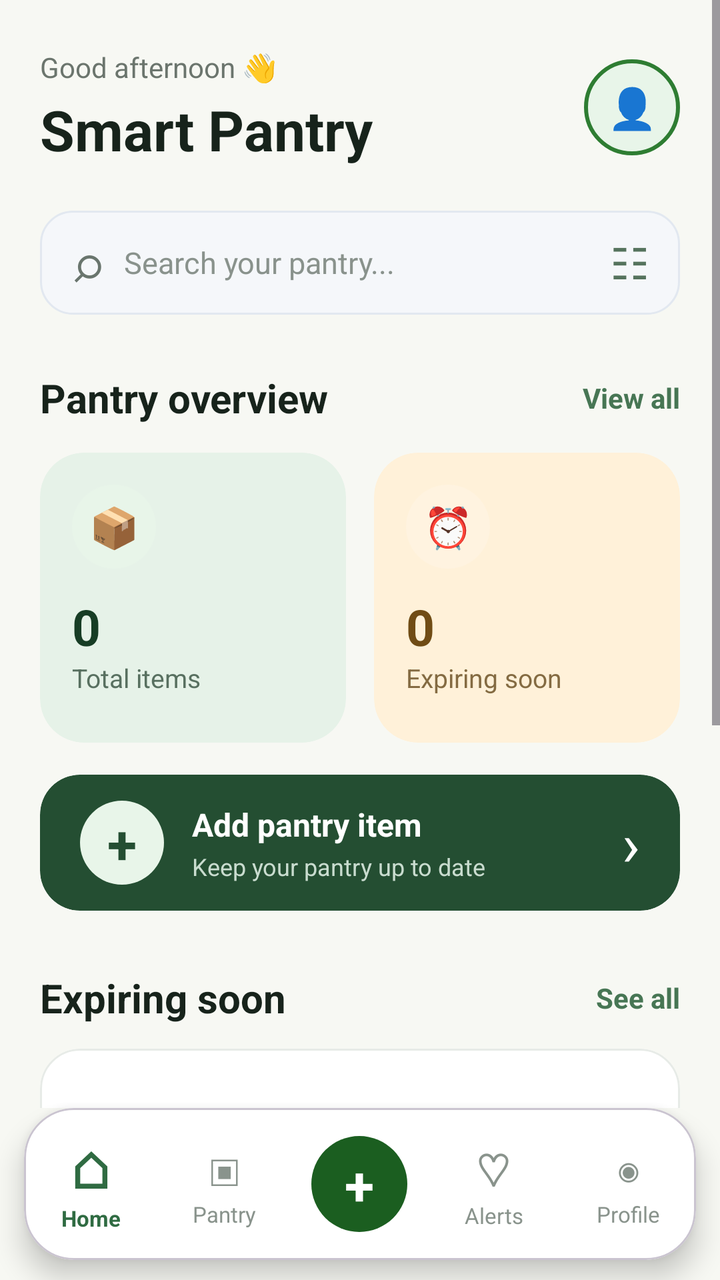
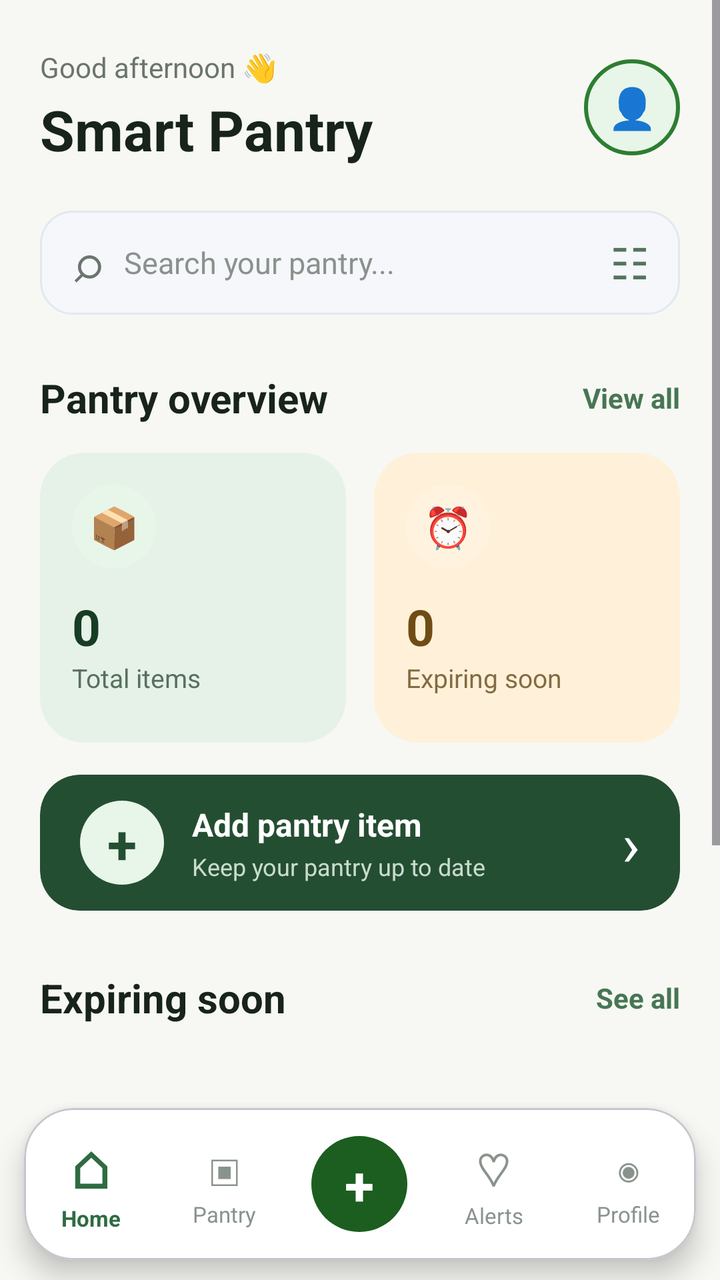

An Android layout rendered at two revisions. The XML below is the earlier revision; the diff shows what the commit changed to produce the second picture.
<!-- AndroidManifest.xml: application theme Theme.SmartPantryManager -->
<!-- res/layout/activity_main.xml -->
<?xml version="1.0" encoding="utf-8"?>
<androidx.constraintlayout.widget.ConstraintLayout
    xmlns:android="http://schemas.android.com/apk/res/android"
    xmlns:app="http://schemas.android.com/apk/res-auto"
    xmlns:tools="http://schemas.android.com/tools"
    android:id="@+id/main"
    android:layout_width="match_parent"
    android:layout_height="match_parent"
    android:background="#F7F8F3"
    tools:context=".MainActivity">

    
    <ScrollView
        android:id="@+id/dashboardScroll"
        android:layout_width="0dp"
        android:layout_height="0dp"
        android:fillViewport="true"
        android:overScrollMode="never"
        app:layout_constraintTop_toTopOf="parent"
        app:layout_constraintBottom_toTopOf="@+id/bottomNavigation"
        app:layout_constraintStart_toStartOf="parent"
        app:layout_constraintEnd_toEndOf="parent">

        <LinearLayout
            android:layout_width="match_parent"
            android:layout_height="wrap_content"
            android:orientation="vertical"
            android:paddingStart="20dp"
            android:paddingEnd="20dp"
            android:paddingTop="24dp"
            android:paddingBottom="28dp">

            
            <LinearLayout
                android:layout_width="match_parent"
                android:layout_height="wrap_content"
                android:gravity="center_vertical"
                android:orientation="horizontal">

                <LinearLayout
                    android:layout_width="0dp"
                    android:layout_height="wrap_content"
                    android:layout_weight="1"
                    android:orientation="vertical">

                    <TextView
                        android:layout_width="wrap_content"
                        android:layout_height="wrap_content"
                        android:text="Good afternoon 👋"
                        android:textColor="#6B756D"
                        android:textSize="14sp" />

                    <TextView
                        android:layout_width="wrap_content"
                        android:layout_height="wrap_content"
                        android:layout_marginTop="3dp"
                        android:text="Smart Pantry"
                        android:textColor="#17231B"
                        android:textSize="28sp"
                        android:textStyle="bold" />

                </LinearLayout>

                
                <TextView
                    android:layout_width="48dp"
                    android:layout_height="48dp"
                    android:background="@drawable/profile_circle"
                    android:gravity="center"
                    android:text="👤"
                    android:textSize="20sp" />

            </LinearLayout>


            
            <LinearLayout
                android:layout_width="match_parent"
                android:layout_height="52dp"
                android:layout_marginTop="22dp"
                android:background="@drawable/search_background"
                android:gravity="center_vertical"
                android:orientation="horizontal"
                android:paddingStart="16dp"
                android:paddingEnd="16dp">

                <TextView
                    android:layout_width="wrap_content"
                    android:layout_height="wrap_content"
                    android:text="⌕"
                    android:textColor="#69756D"
                    android:textSize="25sp" />

                <TextView
                    android:layout_width="0dp"
                    android:layout_height="wrap_content"
                    android:layout_marginStart="10dp"
                    android:layout_weight="1"
                    android:text="Search your pantry..."
                    android:textColor="#89928C"
                    android:textSize="15sp" />

                <TextView
                    android:layout_width="wrap_content"
                    android:layout_height="wrap_content"
                    android:text="☷"
                    android:textColor="#55735D"
                    android:textSize="22sp" />

            </LinearLayout>


            
            <LinearLayout
                android:layout_width="match_parent"
                android:layout_height="wrap_content"
                android:layout_marginTop="28dp"
                android:gravity="center_vertical"
                android:orientation="horizontal">

                <TextView
                    android:layout_width="0dp"
                    android:layout_height="wrap_content"
                    android:layout_weight="1"
                    android:text="Pantry overview"
                    android:textColor="#17231B"
                    android:textSize="20sp"
                    android:textStyle="bold" />

                <TextView
                    android:layout_width="wrap_content"
                    android:layout_height="wrap_content"
                    android:text="View all"
                    android:textColor="#477654"
                    android:textSize="14sp"
                    android:textStyle="bold" />

            </LinearLayout>


            
            <LinearLayout
                android:layout_width="match_parent"
                android:layout_height="wrap_content"
                android:layout_marginTop="14dp"
                android:orientation="horizontal">

                
                <com.google.android.material.card.MaterialCardView
                    android:id="@+id/inventoryCard"
                    android:layout_width="0dp"
                    android:layout_height="145dp"
                    android:layout_marginEnd="7dp"
                    android:layout_weight="1"
                    app:cardBackgroundColor="#E6F2E8"
                    app:cardCornerRadius="22dp"
                    app:cardElevation="0dp"
                    app:strokeWidth="0dp">

                    <LinearLayout
                        android:layout_width="match_parent"
                        android:layout_height="match_parent"
                        android:orientation="vertical"
                        android:padding="16dp">

                        <TextView
                            android:layout_width="42dp"
                            android:layout_height="42dp"
                            android:background="@drawable/icon_circle_green"
                            android:gravity="center"
                            android:text="📦"
                            android:textSize="20sp" />

                        <TextView
                            android:id="@+id/totalItemsCount"
                            android:layout_width="wrap_content"
                            android:layout_height="wrap_content"
                            android:layout_marginTop="12dp"
                            android:text="0"
                            android:textColor="#173D25"
                            android:textSize="25sp"
                            android:textStyle="bold" />

                        <TextView
                            android:layout_width="wrap_content"
                            android:layout_height="wrap_content"
                            android:text="Total items"
                            android:textColor="#587060"
                            android:textSize="13sp" />

                    </LinearLayout>

                </com.google.android.material.card.MaterialCardView>


                
                <com.google.android.material.card.MaterialCardView
                    android:layout_width="0dp"
                    android:layout_height="145dp"
                    android:layout_marginStart="7dp"
                    android:layout_weight="1"
                    app:cardBackgroundColor="#FFF1D9"
                    app:cardCornerRadius="22dp"
                    app:cardElevation="0dp"
                    app:strokeWidth="0dp">

                    <LinearLayout
                        android:layout_width="match_parent"
                        android:layout_height="match_parent"
                        android:orientation="vertical"
                        android:padding="16dp">

                        <TextView
                            android:layout_width="42dp"
                            android:layout_height="42dp"
                            android:background="@drawable/icon_circle_orange"
                            android:gravity="center"
                            android:text="⏰"
                            android:textSize="20sp" />

                        <TextView
                            android:id="@+id/expiringSoonCount"
                            android:layout_width="wrap_content"
                            android:layout_height="wrap_content"
                            android:layout_marginTop="12dp"
                            android:text="0"
                            android:textColor="#704C15"
                            android:textSize="25sp"
                            android:textStyle="bold" />

                        <TextView
                            android:layout_width="wrap_content"
                            android:layout_height="wrap_content"
                            android:text="Expiring soon"
                            android:textColor="#846B42"
                            android:textSize="13sp" />

                    </LinearLayout>

                </com.google.android.material.card.MaterialCardView>

            </LinearLayout>


            
            <com.google.android.material.card.MaterialCardView
                android:id="@+id/addItemCard"
                android:layout_width="match_parent"
                android:layout_height="68dp"
                android:layout_marginTop="16dp"
                app:cardBackgroundColor="#244E32"
                app:cardCornerRadius="20dp"
                app:cardElevation="0dp"
                app:strokeWidth="0dp">

                <LinearLayout
                    android:layout_width="match_parent"
                    android:layout_height="match_parent"
                    android:gravity="center_vertical"
                    android:orientation="horizontal"
                    android:paddingStart="20dp"
                    android:paddingEnd="20dp">

                    <TextView
                        android:layout_width="42dp"
                        android:layout_height="42dp"
                        android:background="@drawable/add_circle"
                        android:gravity="center"
                        android:text="+"
                        android:textColor="#244E32"
                        android:textSize="27sp"
                        android:textStyle="bold" />

                    <LinearLayout
                        android:layout_width="0dp"
                        android:layout_height="wrap_content"
                        android:layout_marginStart="14dp"
                        android:layout_weight="1"
                        android:orientation="vertical">

                        <TextView
                            android:layout_width="wrap_content"
                            android:layout_height="wrap_content"
                            android:text="Add pantry item"
                            android:textColor="#FFFFFF"
                            android:textSize="16sp"
                            android:textStyle="bold" />

                        <TextView
                            android:layout_width="wrap_content"
                            android:layout_height="wrap_content"
                            android:layout_marginTop="2dp"
                            android:text="Keep your pantry up to date"
                            android:textColor="#C9DCCF"
                            android:textSize="12sp" />

                    </LinearLayout>

                    <TextView
                        android:layout_width="wrap_content"
                        android:layout_height="wrap_content"
                        android:text="›"
                        android:textColor="#FFFFFF"
                        android:textSize="30sp" />

                </LinearLayout>

            </com.google.android.material.card.MaterialCardView>


            
            <LinearLayout
                android:layout_width="match_parent"
                android:layout_height="wrap_content"
                android:layout_marginTop="30dp"
                android:gravity="center_vertical"
                android:orientation="horizontal">

                <TextView
                    android:layout_width="0dp"
                    android:layout_height="wrap_content"
                    android:layout_weight="1"
                    android:text="Expiring soon"
                    android:textColor="#17231B"
                    android:textSize="20sp"
                    android:textStyle="bold" />

                <TextView
                    android:layout_width="wrap_content"
                    android:layout_height="wrap_content"
                    android:text="See all"
                    android:textColor="#477654"
                    android:textSize="14sp"
                    android:textStyle="bold" />

            </LinearLayout>


            
            <com.google.android.material.card.MaterialCardView
                android:layout_width="match_parent"
                android:layout_height="120dp"
                android:layout_marginTop="12dp"
                app:cardBackgroundColor="#FFFFFF"
                app:cardCornerRadius="20dp"
                app:cardElevation="0dp"
                app:strokeColor="#E7EBE7"
                app:strokeWidth="1dp">

                <LinearLayout
                    android:layout_width="match_parent"
                    android:layout_height="match_parent"
                    android:gravity="center_vertical"
                    android:orientation="horizontal"
                    android:padding="18dp">

                    <TextView
                        android:layout_width="55dp"
                        android:layout_height="55dp"
                        android:background="@drawable/empty_circle"
                        android:gravity="center"
                        android:text="✨"
                        android:textSize="23sp" />

                    <LinearLayout
                        android:layout_width="0dp"
                        android:layout_height="wrap_content"
                        android:layout_marginStart="15dp"
                        android:layout_weight="1"
                        android:orientation="vertical">

                        <TextView
                            android:layout_width="wrap_content"
                            android:layout_height="wrap_content"
                            android:text="Your pantry is fresh!"
                            android:textColor="#27352B"
                            android:textSize="16sp"
                            android:textStyle="bold" />

                        <TextView
                            android:layout_width="wrap_content"
                            android:layout_height="wrap_content"
                            android:layout_marginTop="4dp"
                            android:text="No items are close to expiry."
                            android:textColor="#7A857E"
                            android:textSize="13sp" />

                    </LinearLayout>

                </LinearLayout>

            </com.google.android.material.card.MaterialCardView>


            
            <TextView
                android:layout_width="wrap_content"
                android:layout_height="wrap_content"
                android:layout_marginTop="30dp"
                android:text="Low stock"
                android:textColor="#17231B"
                android:textSize="20sp"
                android:textStyle="bold" />

            <com.google.android.material.card.MaterialCardView
                android:layout_width="match_parent"
                android:layout_height="105dp"
                android:layout_marginTop="12dp"
                app:cardBackgroundColor="#FFFFFF"
                app:cardCornerRadius="20dp"
                app:cardElevation="0dp"
                app:strokeColor="#E7EBE7"
                app:strokeWidth="1dp">

                <LinearLayout
                    android:layout_width="match_parent"
                    android:layout_height="match_parent"
                    android:gravity="center_vertical"
                    android:orientation="horizontal"
                    android:padding="18dp">

                    <TextView
                        android:layout_width="48dp"
                        android:layout_height="48dp"
                        android:background="@drawable/low_stock_circle"
                        android:gravity="center"
                        android:text="🛒"
                        android:textSize="20sp" />

                    <LinearLayout
                        android:layout_width="0dp"
                        android:layout_height="wrap_content"
                        android:layout_marginStart="15dp"
                        android:layout_weight="1"
                        android:orientation="vertical">

                        <TextView
                            android:id="@+id/lowStockMessage"
                            android:layout_width="wrap_content"
                            android:layout_height="wrap_content"
                            android:text="Everything is stocked"
                            android:textColor="#27352B"
                            android:textSize="15sp"
                            android:textStyle="bold" />

                        <TextView
                            android:id="@+id/lowStockDescription"
                            android:layout_width="wrap_content"
                            android:layout_height="wrap_content"
                            android:layout_marginTop="3dp"
                            android:text="No low-stock items yet."
                            android:textColor="#7A857E"
                            android:textSize="13sp" />

                    </LinearLayout>

                    <TextView
                        android:id="@+id/lowStockCount"
                        android:layout_width="wrap_content"
                        android:layout_height="wrap_content"
                        android:layout_marginEnd="8dp"
                        android:text="0"
                        android:textColor="#B45309"
                        android:textSize="22sp"
                        android:textStyle="bold" />

                </LinearLayout>

            </com.google.android.material.card.MaterialCardView>

        </LinearLayout>

    </ScrollView>


    
    <com.google.android.material.card.MaterialCardView
        android:id="@+id/bottomNavigation"
        android:layout_width="0dp"
        android:layout_height="76dp"
        android:layout_marginStart="12dp"
        android:layout_marginEnd="12dp"
        android:layout_marginBottom="10dp"
        app:cardBackgroundColor="#FFFFFF"
        app:cardCornerRadius="25dp"
        app:cardElevation="8dp"
        app:layout_constraintBottom_toBottomOf="parent"
        app:layout_constraintStart_toStartOf="parent"
        app:layout_constraintEnd_toEndOf="parent">

        <LinearLayout
            android:layout_width="match_parent"
            android:layout_height="match_parent"
            android:gravity="center"
            android:orientation="horizontal">

            
            <LinearLayout
                android:layout_width="0dp"
                android:layout_height="match_parent"
                android:layout_weight="1"
                android:gravity="center"
                android:orientation="vertical">

                <TextView
                    android:layout_width="wrap_content"
                    android:layout_height="wrap_content"
                    android:text="⌂"
                    android:textColor="#2F6B42"
                    android:textSize="25sp"
                    android:textStyle="bold" />

                <TextView
                    android:layout_width="wrap_content"
                    android:layout_height="wrap_content"
                    android:text="Home"
                    android:textColor="#2F6B42"
                    android:textSize="11sp"
                    android:textStyle="bold" />

            </LinearLayout>


            
            <LinearLayout
                android:layout_width="0dp"
                android:layout_height="match_parent"
                android:layout_weight="1"
                android:gravity="center"
                android:orientation="vertical">

                <TextView
                    android:layout_width="wrap_content"
                    android:layout_height="wrap_content"
                    android:text="▣"
                    android:textColor="#89938C"
                    android:textSize="22sp" />

                <TextView
                    android:layout_width="wrap_content"
                    android:layout_height="wrap_content"
                    android:text="Pantry"
                    android:textColor="#89938C"
                    android:textSize="11sp" />

            </LinearLayout>


            
            <LinearLayout
                android:layout_width="0dp"
                android:layout_height="match_parent"
                android:layout_weight="1"
                android:gravity="center"
                android:orientation="vertical">

                <TextView
                    android:layout_width="48dp"
                    android:layout_height="48dp"
                    android:background="@drawable/bottom_add"
                    android:gravity="center"
                    android:text="+"
                    android:textColor="#FFFFFF"
                    android:textSize="27sp"
                    android:textStyle="bold" />

            </LinearLayout>


            
            <LinearLayout
                android:layout_width="0dp"
                android:layout_height="match_parent"
                android:layout_weight="1"
                android:gravity="center"
                android:orientation="vertical">

                <TextView
                    android:layout_width="wrap_content"
                    android:layout_height="wrap_content"
                    android:text="♡"
                    android:textColor="#89938C"
                    android:textSize="23sp" />

                <TextView
                    android:layout_width="wrap_content"
                    android:layout_height="wrap_content"
                    android:text="Alerts"
                    android:textColor="#89938C"
                    android:textSize="11sp" />

            </LinearLayout>


            
            <LinearLayout
                android:layout_width="0dp"
                android:layout_height="match_parent"
                android:layout_weight="1"
                android:gravity="center"
                android:orientation="vertical">

                <TextView
                    android:layout_width="wrap_content"
                    android:layout_height="wrap_content"
                    android:text="◉"
                    android:textColor="#89938C"
                    android:textSize="22sp" />

                <TextView
                    android:layout_width="wrap_content"
                    android:layout_height="wrap_content"
                    android:text="Profile"
                    android:textColor="#89938C"
                    android:textSize="11sp" />

            </LinearLayout>

        </LinearLayout>

    </com.google.android.material.card.MaterialCardView>

</androidx.constraintlayout.widget.ConstraintLayout>
<!-- resources referenced by this layout -->
<resources>
  <!-- drawable add_circle (drawable) -->
  <?xml version="1.0" encoding="utf-8"?>
  <shape xmlns:android="http://schemas.android.com/apk/res/android"
      android:shape="oval">
  
      <solid android:color="#E8F5E9" />
  
  </shape>
  <!-- drawable bottom_add (drawable) -->
  <?xml version="1.0" encoding="utf-8"?>
  <shape xmlns:android="http://schemas.android.com/apk/res/android"
      android:shape="oval">
  
      <solid android:color="#1B5E20" />
  
  </shape>
  <!-- drawable empty_circle (drawable) -->
  <?xml version="1.0" encoding="utf-8"?>
  <shape xmlns:android="http://schemas.android.com/apk/res/android"
      android:shape="oval">
  
      <solid android:color="#F1F5F9" />
  
  </shape>
  <!-- drawable icon_circle_green (drawable) -->
  <?xml version="1.0" encoding="utf-8"?>
  <shape xmlns:android="http://schemas.android.com/apk/res/android"
      android:shape="oval">
  
      <solid android:color="#E8F5E9" />
  
  </shape>
  <!-- drawable icon_circle_orange (drawable) -->
  <?xml version="1.0" encoding="utf-8"?>
  <shape xmlns:android="http://schemas.android.com/apk/res/android"
      android:shape="oval">
  
      <solid android:color="#FFF3E0" />
  
  </shape>
  <!-- drawable low_stock_circle (drawable) -->
  <?xml version="1.0" encoding="utf-8"?>
  <shape xmlns:android="http://schemas.android.com/apk/res/android"
      android:shape="oval">
  
      <solid android:color="#FFF3E0" />
  
  </shape>
  <!-- drawable profile_circle (drawable) -->
  <?xml version="1.0" encoding="utf-8"?>
  <shape xmlns:android="http://schemas.android.com/apk/res/android"
      android:shape="oval">
  
      <solid android:color="#E8F5E9" />
  
      <stroke
          android:width="2dp"
          android:color="#2E7D32" />
  
  </shape>
  <!-- drawable search_background (drawable) -->
  <?xml version="1.0" encoding="utf-8"?>
  <shape xmlns:android="http://schemas.android.com/apk/res/android"
      android:shape="rectangle">
  
      <solid android:color="#F5F7FA" />
  
      <corners android:radius="16dp" />
  
      <stroke
          android:width="1dp"
          android:color="#E2E8F0" />
  
      <padding
          android:left="16dp"
          android:top="10dp"
          android:right="16dp"
          android:bottom="10dp" />
  
  </shape>
  <style name="Theme.SmartPantryManager" parent="Base.Theme.SmartPantryManager" />
  <style name="Base.Theme.SmartPantryManager" parent="Theme.Material3.DayNight.NoActionBar">
          
          
      </style>
</resources>

<!-- the commit's change to res/layout/activity_main.xml (unified diff, before → after) -->
@@ -337,10 +337,24 @@
 
 
             
+            <androidx.recyclerview.widget.RecyclerView
+                android:id="@+id/expiringItemsRecyclerView"
+                android:layout_width="match_parent"
+                android:layout_height="wrap_content"
+                android:layout_marginTop="12dp"
+                android:nestedScrollingEnabled="false"
+                android:overScrollMode="never"
+                tools:itemCount="2"
+                tools:listitem="@layout/item_expiring" />
+
+
+            
             <com.google.android.material.card.MaterialCardView
+                android:id="@+id/emptyExpiryCard"
                 android:layout_width="match_parent"
                 android:layout_height="120dp"
                 android:layout_marginTop="12dp"
+                android:visibility="gone"
                 app:cardBackgroundColor="#FFFFFF"
                 app:cardCornerRadius="20dp"
                 app:cardElevation="0dp"
@@ -621,3 +635,79 @@
     </com.google.android.material.card.MaterialCardView>
 
 </androidx.constraintlayout.widget.ConstraintLayout>
+<!-- res/layout/item_expiring.xml (included above) -->
+<?xml version="1.0" encoding="utf-8"?>
+<androidx.cardview.widget.CardView
+    xmlns:android="http://schemas.android.com/apk/res/android"
+    android:layout_width="match_parent"
+    android:layout_height="wrap_content"
+    android:layout_marginBottom="10dp"
+    android:backgroundTint="#FFFFFF"
+    android:elevation="0dp"
+    android:radius="18dp">
+
+    <LinearLayout
+        android:layout_width="match_parent"
+        android:layout_height="wrap_content"
+        android:gravity="center_vertical"
+        android:orientation="horizontal"
+        android:padding="16dp">
+
+        
+        <TextView
+            android:layout_width="48dp"
+            android:layout_height="48dp"
+            android:background="@drawable/icon_circle_orange"
+            android:gravity="center"
+            android:text="⏰"
+            android:textSize="21sp" />
+
+        
+        <LinearLayout
+            android:layout_width="0dp"
+            android:layout_height="wrap_content"
+            android:layout_marginStart="14dp"
+            android:layout_weight="1"
+            android:orientation="vertical">
+
+            <TextView
+                android:id="@+id/expiringItemName"
+                android:layout_width="wrap_content"
+                android:layout_height="wrap_content"
+                android:text="Milk"
+                android:textColor="#27352B"
+                android:textSize="16sp"
+                android:textStyle="bold" />
+
+            <TextView
+                android:id="@+id/expiringItemCategory"
+                android:layout_width="wrap_content"
+                android:layout_height="wrap_content"
+                android:layout_marginTop="3dp"
+                android:text="Dairy"
+                android:textColor="#7A857E"
+                android:textSize="13sp" />
+
+            <TextView
+                android:id="@+id/expiringItemExpiry"
+                android:layout_width="wrap_content"
+                android:layout_height="wrap_content"
+                android:layout_marginTop="5dp"
+                android:text="Expires: 2026-09-08"
+                android:textColor="#B45309"
+                android:textSize="13sp"
+                android:textStyle="bold" />
+
+        </LinearLayout>
+
+        
+        <TextView
+            android:layout_width="wrap_content"
+            android:layout_height="wrap_content"
+            android:text="›"
+            android:textColor="#839087"
+            android:textSize="28sp" />
+
+    </LinearLayout>
+
+</androidx.cardview.widget.CardView>
